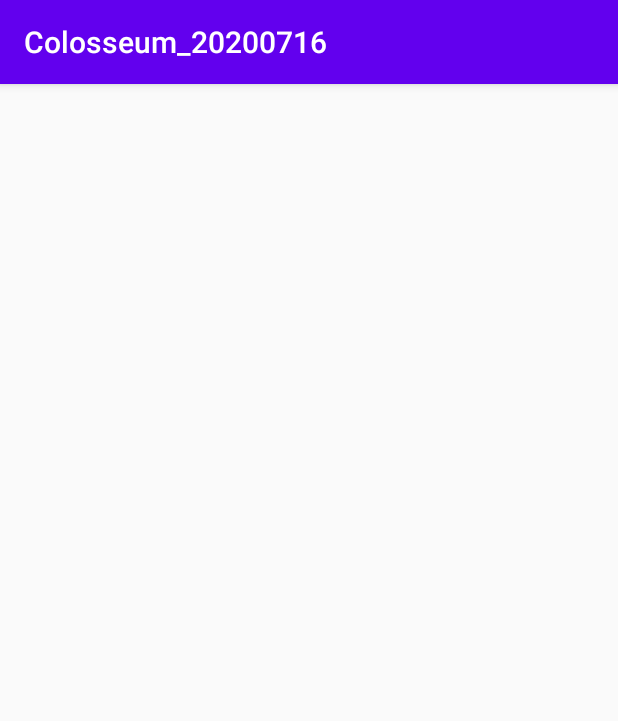
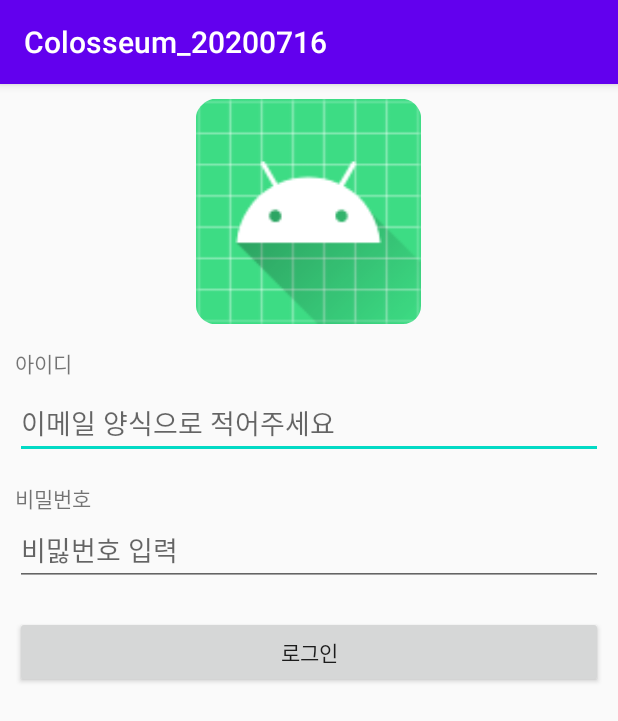
Before and after one commit to opalgml/Colosseum_20200716, an Android app: the screen it shows after launch (MainActivity), on a phone screen of 412 x 824 dp. Shown: the top 721 px of the screen. Run offline under Robolectric (Android 15) with nearby library versions, the phone set to English and light mode, and no system bars.

Commit message:
로그인 화면 그리기

```diff
--- a/app/src/main/res/layout/activity_main.xml
+++ b/app/src/main/res/layout/activity_main.xml
@@ -5,6 +5,51 @@
     android:layout_width="match_parent"
     android:layout_height="match_parent"
     android:orientation="vertical"
+    android:padding="10dp"
     tools:context=".MainActivity">
 
+    <LinearLayout
+        android:layout_width="match_parent"
+        android:layout_height="wrap_content"
+        android:orientation="horizontal"
+        android:gravity="center">
+
+        <ImageView
+            android:layout_width="150dp"
+            android:layout_height="150dp"
+            android:src="@mipmap/ic_launcher" />
+
+    </LinearLayout>
+
+    <TextView
+        android:layout_width="wrap_content"
+        android:layout_height="wrap_content"
+        android:text="아이디"
+        android:layout_marginTop="15dp" />
+
+    <EditText
+        android:layout_width="match_parent"
+        android:layout_height="wrap_content"
+        android:hint="이메일 양식으로 적어주세요"
+        android:inputType="textEmailAddress"
+        android:layout_marginTop="5dp" />
+
+    <TextView
+        android:layout_width="wrap_content"
+        android:layout_height="wrap_content"
+        android:text="비밀번호"
+        android:layout_marginTop="15dp"/>
+
+    <EditText
+        android:layout_width="match_parent"
+        android:layout_height="wrap_content"
+        android:hint="비밇번호 입력"
+        android:inputType="textPassword" />
+
+    <Button
+        android:layout_width="match_parent"
+        android:layout_height="wrap_content"
+        android:text="로그인"
+        android:layout_marginTop="20dp"/>
+
 </LinearLayout>
```
